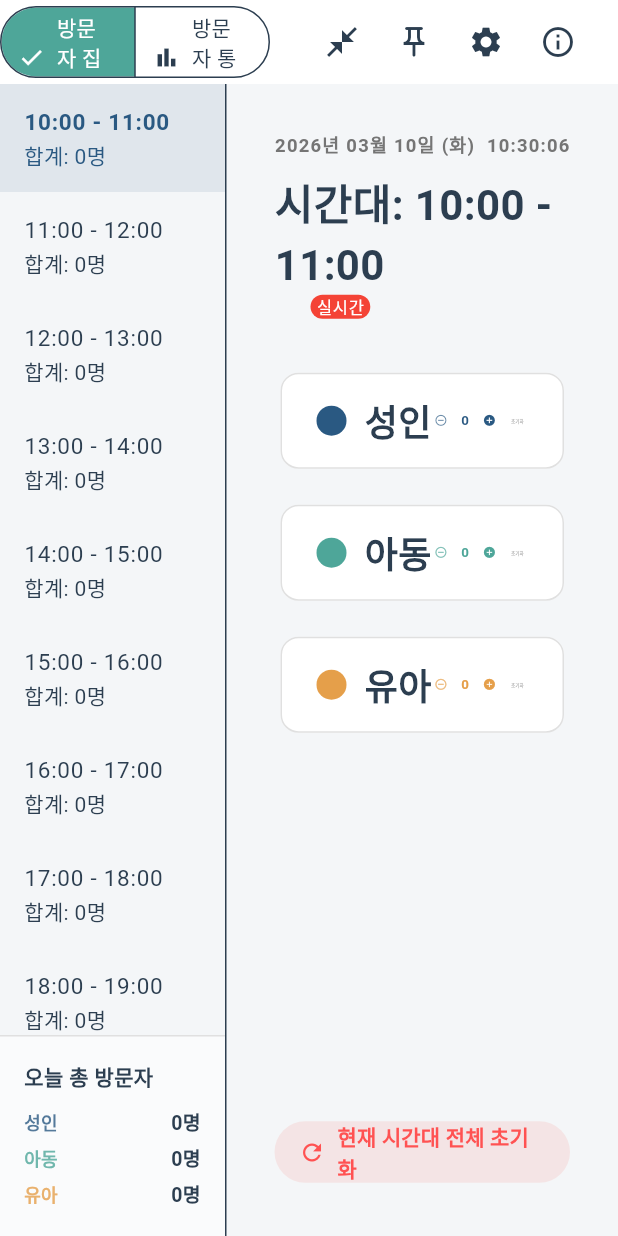
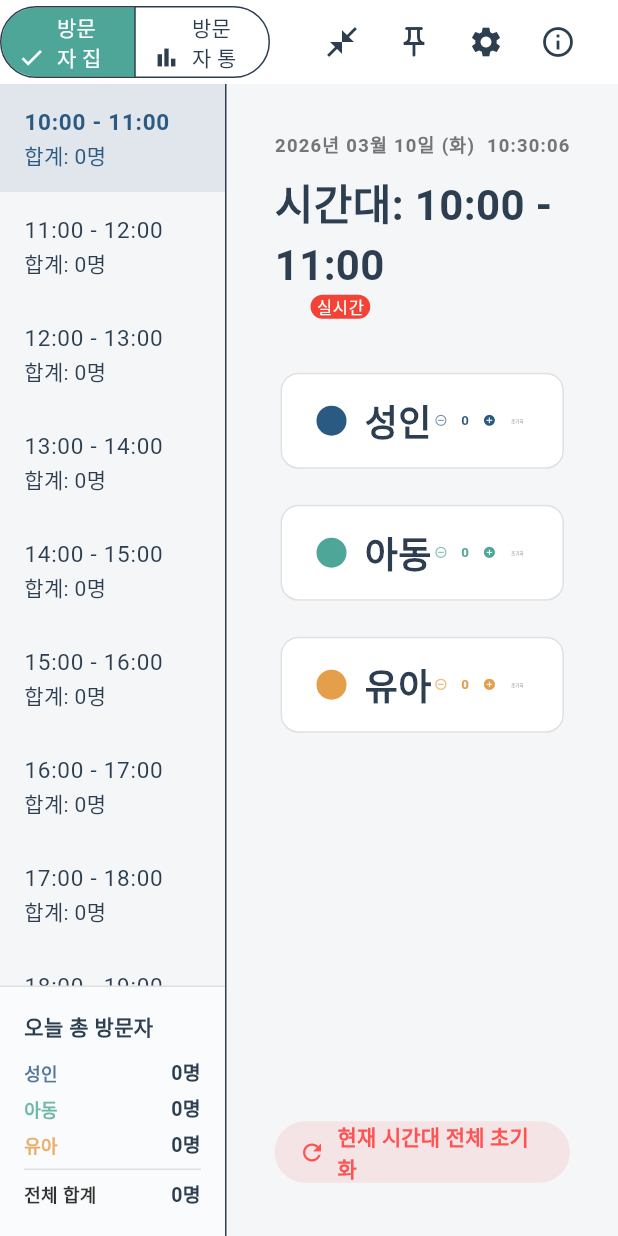
Before and after one commit to lirpa62/Todays-Library, a Flutter app: the screen it shows after launch, on a phone screen of 412 x 824 dp. Run offline on Flutter 3.47's test engine with Material 3 defaults, Android fonts, the light colour scheme and no system bars; our stand-ins replace fl_chart, shared_preferences, sqflite_common_ffi; missing offline and left inert: excel, window_manager; accounts and stored records are empty; Roboto replaces fonts that are missing (Pretendard); statements that could not run were skipped.

Commit message:
feat: 좌측 패널에 오늘 총 방문자 전체 합계 표시 추가
- [UI/UX] 성인/아동/유아 합산 수치를 제공하여 사용자의 계산 피로도 완화
- [스타일] 구분선(Divider)을 활용한 시각적 데이터 분리

```diff
--- a/lib/main.dart
+++ b/lib/main.dart
@@ -751,6 +751,19 @@ class _CounterPageState extends State<CounterPage> {
                       _smallTotalRow('성인', totals['adult']!, colorScheme.primary),
                       _smallTotalRow('아동', totals['child']!, colorScheme.secondary),
                       _smallTotalRow('유아', totals['infant']!, colorScheme.tertiary),
+
+                      // 항목과 전체 합계를 구분하는 얇은 선
+                      Padding(
+                        padding: const EdgeInsets.symmetric(vertical: 4.0),
+                        child: Divider(height: 1, color: Colors.grey.shade300),
+                      ),
+
+                      // 전체 합계
+                      _smallTotalRow(
+                          '전체 합계',
+                          totals['adult']! + totals['child']! + totals['infant']!,
+                          Colors.black87
+                      ),
                     ],
                   ),
                 )
```
